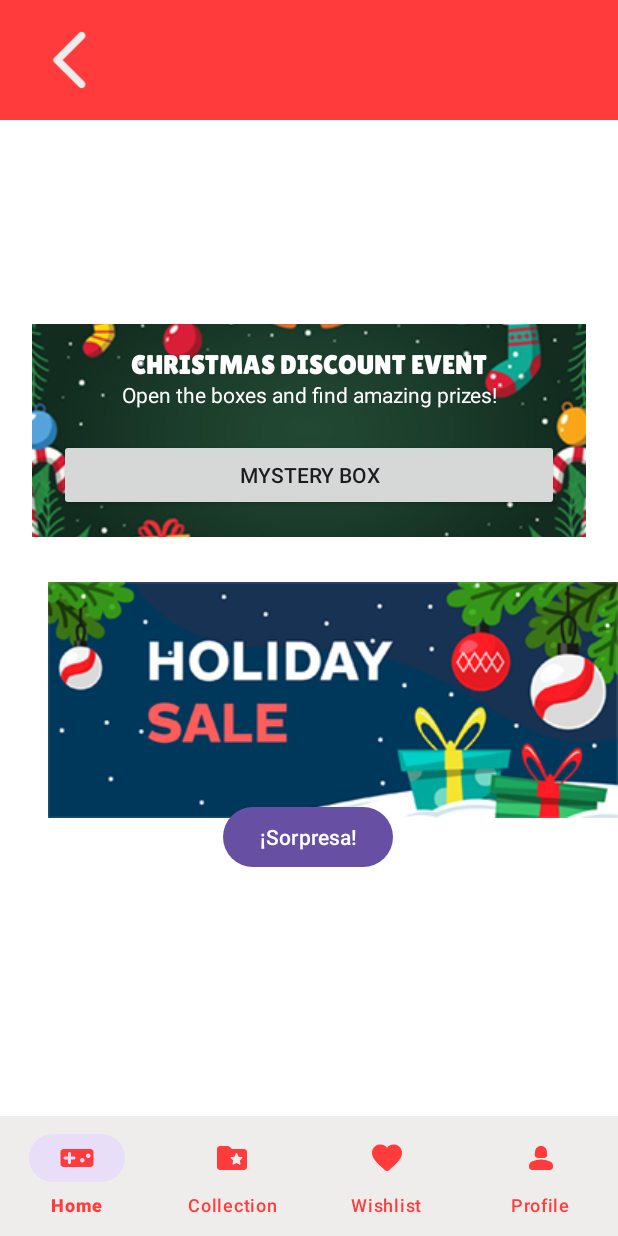
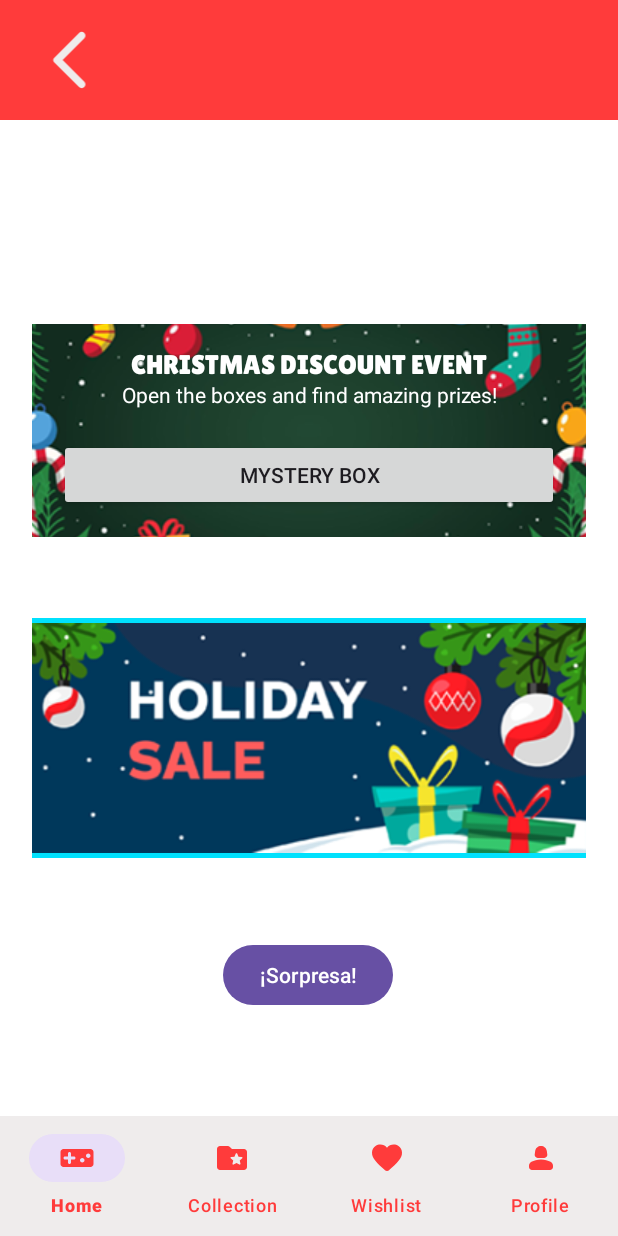
Before and after one commit to karinacolmann/parcial-1-am-acn4bv-colmann-cruz, an Android app: the FreeDownloadActivity screen opened directly, with no data from a screen before it, on a phone screen of 412 x 824 dp. Run offline under Robolectric (Android 15) with nearby library versions, the phone set to English and light mode, and no system bars; Roboto replaces fonts that are not available here.

Commit message:
feat: imagineViewDownload sizing issues fixed.

```diff
--- a/app/src/main/res/layout/activity_free_download.xml
+++ b/app/src/main/res/layout/activity_free_download.xml
@@ -110,34 +110,25 @@
 
             <ImageView
                 android:id="@+id/imageView"
-                android:layout_width="wrap_content"
-                android:layout_height="wrap_content"
-                android:layout_marginTop="30dp"
-                android:layout_marginBottom="55dp"
+                android:layout_width="0dp"
+                android:layout_height="160dp"
+                android:background="#00E1FD"
                 app:layout_constraintBottom_toTopOf="@+id/downloadButton"
-                app:layout_constraintEnd_toEndOf="parent"
-                app:layout_constraintHorizontal_bias="1.0"
-                app:layout_constraintStart_toEndOf="@+id/imageViewDownload"
+                app:layout_constraintEnd_toEndOf="@+id/eventContainerNavidad"
+                app:layout_constraintStart_toStartOf="@+id/eventContainerNavidad"
                 app:layout_constraintTop_toBottomOf="@+id/eventContainerNavidad"
-                app:layout_constraintVertical_bias="0.0"
                 app:srcCompat="@drawable/sale_event_2" />
+
 
             <ImageView
                 android:id="@+id/imageViewDownload"
-                android:layout_width="wrap_content"
-                android:layout_height="wrap_content"
-                android:layout_marginStart="141dp"
-                android:layout_marginTop="30dp"
-                android:layout_marginEnd="142dp"
-                android:layout_marginBottom="183dp"
-                app:layout_constraintBottom_toBottomOf="parent"
-                app:layout_constraintEnd_toEndOf="parent"
-                app:layout_constraintHorizontal_bias="0.477"
-                app:layout_constraintStart_toStartOf="parent"
-                app:layout_constraintTop_toBottomOf="@+id/eventContainerNavidad"
-                app:layout_constraintVertical_bias="0.0"
-                tools:srcCompat="@drawable/sale_event_2" />
-
+                android:layout_width="0dp"
+                android:layout_height="160dp"
+                app:layout_constraintBottom_toBottomOf="@+id/imageView"
+                app:layout_constraintEnd_toEndOf="@+id/imageView"
+                app:layout_constraintStart_toStartOf="@+id/imageView"
+                app:layout_constraintTop_toTopOf="@+id/imageView"
+                app:srcCompat="@drawable/sale_event_2" />
 
             <Button
                 android:id="@+id/downloadButton"
```
